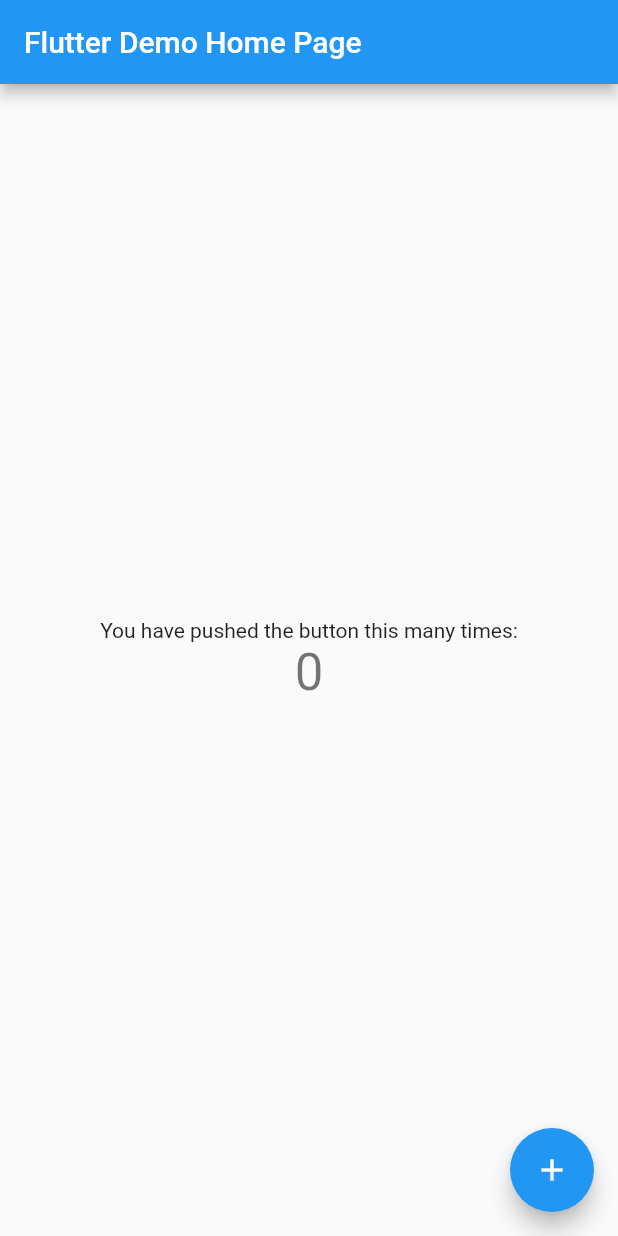
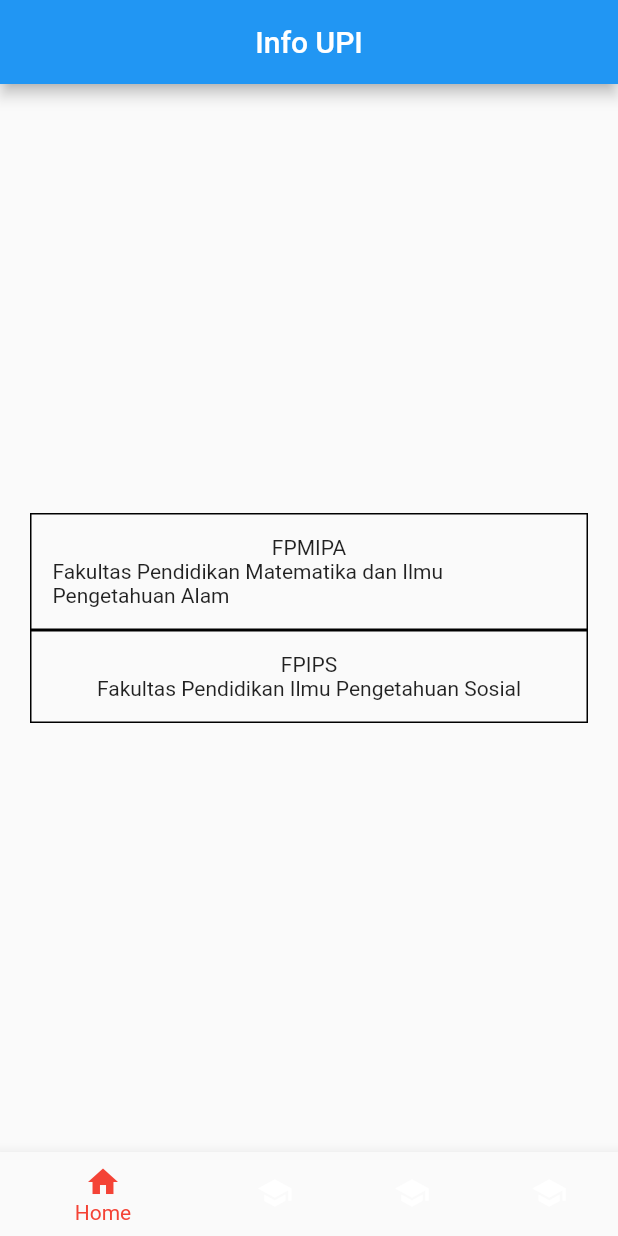
Before and after one commit to sudirman-nur-putra/tubes_provis_kel10, a Flutter app: the screen it shows after launch, on a phone screen of 412 x 824 dp. Run offline on Flutter 3.47's test engine with Material 2 defaults, Android fonts, the phone set to English and light mode, and no system bars.

Commit message:
update rangka

```diff
--- /dev/null
+++ b/lib/Fakultas.dart
@@ -0,0 +1,42 @@
+import 'package:flutter/widgets.dart';
+import 'package:flutter/material.dart';
+import 'RincianFakultas.dart';
+
+class Fakultas extends StatelessWidget {
+  const Fakultas({Key? key}) : super(key: key);
+  @override
+  Widget build(BuildContext context) {
+    return Center(
+      child: ListView(padding: EdgeInsets.all(20), shrinkWrap: true, children: [
+        InkWell(
+          child: Container(
+              decoration: BoxDecoration(border: Border.all()),
+              padding: EdgeInsets.all(14),
+              child: Column(
+                mainAxisSize: MainAxisSize.min,
+                children: [
+                  new Text("FPMIPA", textAlign: TextAlign.center),
+                  Text(
+                      "Fakultas Pendidikan Matematika dan Ilmu Pengetahuan Alam",
+                      textAlign: TextAlign.left),
+                ],
+              )),
+          onTap: () {
+            //gunakan navigator untuk panggil RincianFakultas
+          },
+        ),
+        Container(
+            decoration: BoxDecoration(border: Border.all()),
+            padding: EdgeInsets.all(14),
+            child: Column(
+              mainAxisSize: MainAxisSize.min,
+              children: [
+                new Text("FPIPS", textAlign: TextAlign.center),
+                Text("Fakultas Pendidikan Ilmu Pengetahuan Sosial",
+                    textAlign: TextAlign.left),
+              ],
+            )),
+      ]),
+    );
+  }
+}
--- /dev/null
+++ b/lib/LandingPage.dart
@@ -0,0 +1,42 @@
+import 'package:flutter/widgets.dart';
+import 'package:flutter/material.dart';
+import 'RincianFakultas.dart';
+
+class LandingPage extends StatelessWidget {
+  const LandingPage({Key? key}) : super(key: key);
+  @override
+  Widget build(BuildContext context) {
+    return Center(
+      child: ListView(padding: EdgeInsets.all(20), shrinkWrap: true, children: [
+        InkWell(
+          child: Container(
+              decoration: BoxDecoration(border: Border.all()),
+              padding: EdgeInsets.all(14),
+              child: Column(
+                mainAxisSize: MainAxisSize.min,
+                children: [
+                  new Text("FPMIPA", textAlign: TextAlign.center),
+                  Text(
+                      "Fakultas Pendidikan Matematika dan Ilmu Pengetahuan Alam",
+                      textAlign: TextAlign.left),
+                ],
+              )),
+          onTap: () {
+            //gunakan navigator untuk panggil RincianFakultas
+          },
+        ),
+        Container(
+            decoration: BoxDecoration(border: Border.all()),
+            padding: EdgeInsets.all(14),
+            child: Column(
+              mainAxisSize: MainAxisSize.min,
+              children: [
+                new Text("FPIPS", textAlign: TextAlign.center),
+                Text("Fakultas Pendidikan Ilmu Pengetahuan Sosial",
+                    textAlign: TextAlign.left),
+              ],
+            )),
+      ]),
+    );
+  }
+}
--- /dev/null
+++ b/lib/RincianFakultas.dart
@@ -0,0 +1,16 @@
+import 'package:flutter/widgets.dart';
+import 'package:flutter/material.dart';
+
+class RincianFakultas extends StatelessWidget {
+  @override
+  Widget build(BuildContext context) {
+    return Scaffold(
+      appBar: AppBar(
+        title: const Text('Rincian Fakultas'),
+      ),
+      body: Center(
+        child: Text("rincian fakultas"),
+      ),
+    );
+  }
+}
--- a/lib/main.dart
+++ b/lib/main.dart
@@ -1,115 +1,62 @@
 import 'package:flutter/material.dart';
+import 'Home.dart';
+import 'Fakultas.dart';
+import 'LandingPage.dart';
 
 void main() {
   runApp(const MyApp());
 }
 
-class MyApp extends StatelessWidget {
+class MyApp extends StatefulWidget {
   const MyApp({Key? key}) : super(key: key);
-
-  // This widget is the root of your application.
   @override
-  Widget build(BuildContext context) {
-    return MaterialApp(
-      title: 'Flutter Demo',
-      theme: ThemeData(
-        // This is the theme of your application.
-        //
-        // Try running your application with "flutter run". You'll see the
-        // application has a blue toolbar. Then, without quitting the app, try
-        // changing the primarySwatch below to Colors.green and then invoke
-        // "hot reload" (press "r" in the console where you ran "flutter run",
-        // or simply save your changes to "hot reload" in a Flutter IDE).
-        // Notice that the counter didn't reset back to zero; the application
-        // is not restarted.
-        primarySwatch: Colors.blue,
-      ),
-      home: const MyHomePage(title: 'Flutter Demo Home Page'),
-    );
+  MyAppState createState() {
+    return MyAppState();
   }
 }
 
-class MyHomePage extends StatefulWidget {
-  const MyHomePage({Key? key, required this.title}) : super(key: key);
-
-  // This widget is the home page of your application. It is stateful, meaning
-  // that it has a State object (defined below) that contains fields that affect
-  // how it looks.
-
-  // This class is the configuration for the state. It holds the values (in this
-  // case the title) provided by the parent (in this case the App widget) and
-  // used by the build method of the State. Fields in a Widget subclass are
-  // always marked "final".
-
-  final String title;
-
-  @override
-  State<MyHomePage> createState() => _MyHomePageState();
-}
-
-class _MyHomePageState extends State<MyHomePage> {
-  int _counter = 0;
-
-  void _incrementCounter() {
+class MyAppState extends State<MyApp> {
+  int idx = 0; //index yang aktif
+  void onItemTap(int index) {
     setState(() {
-      // This call to setState tells the Flutter framework that something has
-      // changed in this State, which causes it to rerun the build method below
-      // so that the display can reflect the updated values. If we changed
-      // _counter without calling setState(), then the build method would not be
-      // called again, and so nothing would appear to happen.
-      _counter++;
+      idx = index;
     });
   }
 
   @override
   Widget build(BuildContext context) {
-    // This method is rerun every time setState is called, for instance as done
-    // by the _incrementCounter method above.
-    //
-    // The Flutter framework has been optimized to make rerunning build methods
-    // fast, so that you can just rebuild anything that needs updating rather
-    // than having to individually change instances of widgets.
-    return Scaffold(
+    return MaterialApp(
+        home: Scaffold(
       appBar: AppBar(
-        // Here we take the value from the MyHomePage object that was created by
-        // the App.build method, and use it to set our appbar title.
-        title: Text(widget.title),
-      ),
-      body: Center(
-        // Center is a layout widget. It takes a single child and positions it
-        // in the middle of the parent.
-        child: Column(
-          // Column is also a layout widget. It takes a list of children and
-          // arranges them vertically. By default, it sizes itself to fit its
-          // children horizontally, and tries to be as tall as its parent.
-          //
-          // Invoke "debug painting" (press "p" in the console, choose the
-          // "Toggle Debug Paint" action from the Flutter Inspector in Android
-          // Studio, or the "Toggle Debug Paint" command in Visual Studio Code)
-          // to see the wireframe for each widget.
-          //
-          // Column has various properties to control how it sizes itself and
-          // how it positions its children. Here we use mainAxisAlignment to
-          // center the children vertically; the main axis here is the vertical
-          // axis because Columns are vertical (the cross axis would be
-          // horizontal).
-          mainAxisAlignment: MainAxisAlignment.center,
-          children: <Widget>[
-            const Text(
-              'You have pushed the button this many times:',
-            ),
-            Text(
-              '$_counter',
-              style: Theme.of(context).textTheme.headline4,
-            ),
-          ],
-        ),
-      ),
-      floatingActionButton: FloatingActionButton(
-        onPressed: _incrementCounter,
-        tooltip: 'Increment',
-        child: const Icon(Icons.add),
-      ), // This trailing comma makes auto-formatting nicer for build methods.
-    );
+          title: new Center(
+              child: new Text("Info UPI", textAlign: TextAlign.center))),
+      body: case2(idx),
+      bottomNavigationBar: BottomNavigationBar(
+          currentIndex: idx,
+          selectedItemColor: Colors.red,
+          onTap: onItemTap,
+          items: const <BottomNavigationBarItem>[
+            BottomNavigationBarItem(icon: Icon(Icons.home), label: 'Home'),
+            BottomNavigationBarItem(
+                icon: Icon(Icons.school), label: "Fakultas"),
+            BottomNavigationBarItem(icon: Icon(Icons.school), label: "Dosen"),
+            BottomNavigationBarItem(
+                icon: Icon(Icons.school), label: "Mahasiswa"),
+          ]),
+    ));
+  }
+
+  case2(int idx) {
+    switch (idx) {
+      case 0:
+        {
+          return const LandingPage();
+        }
+
+      case 1:
+        {
+          return const Home();
+        }
+    }
   }
 }
```
Also changed, not shown: lib/Home.dart (added, +42 -0 lines).
